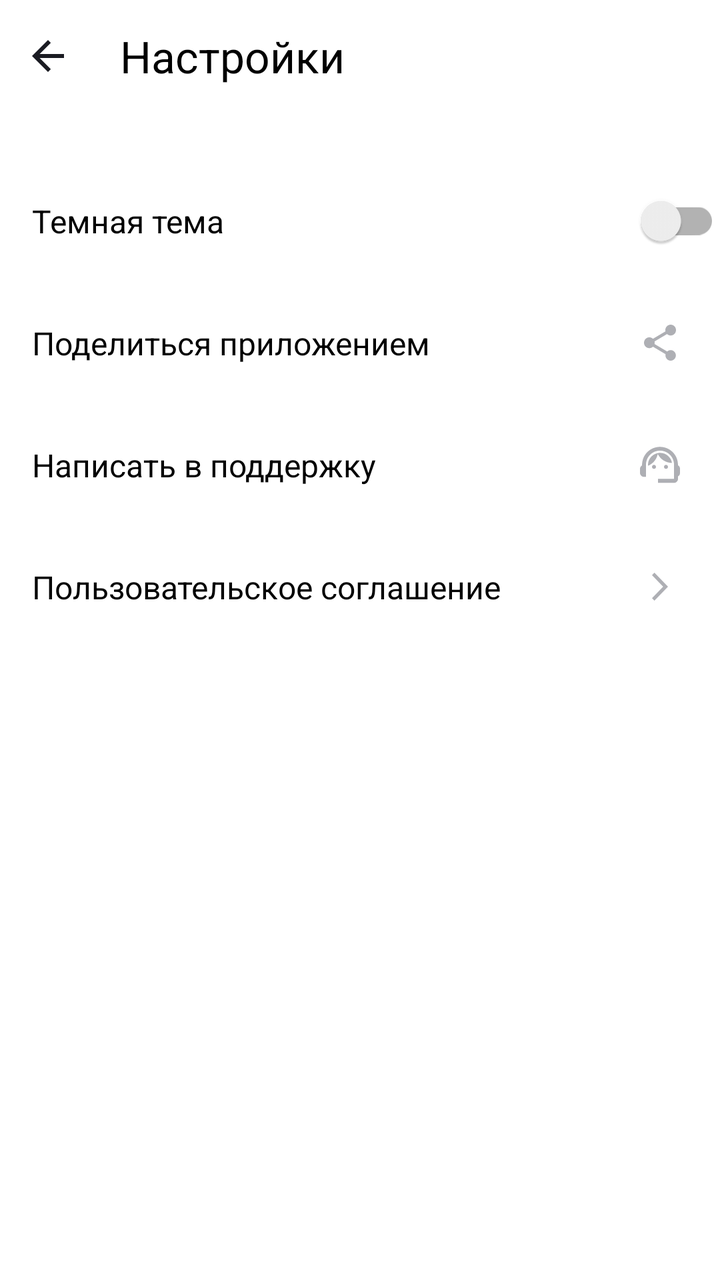
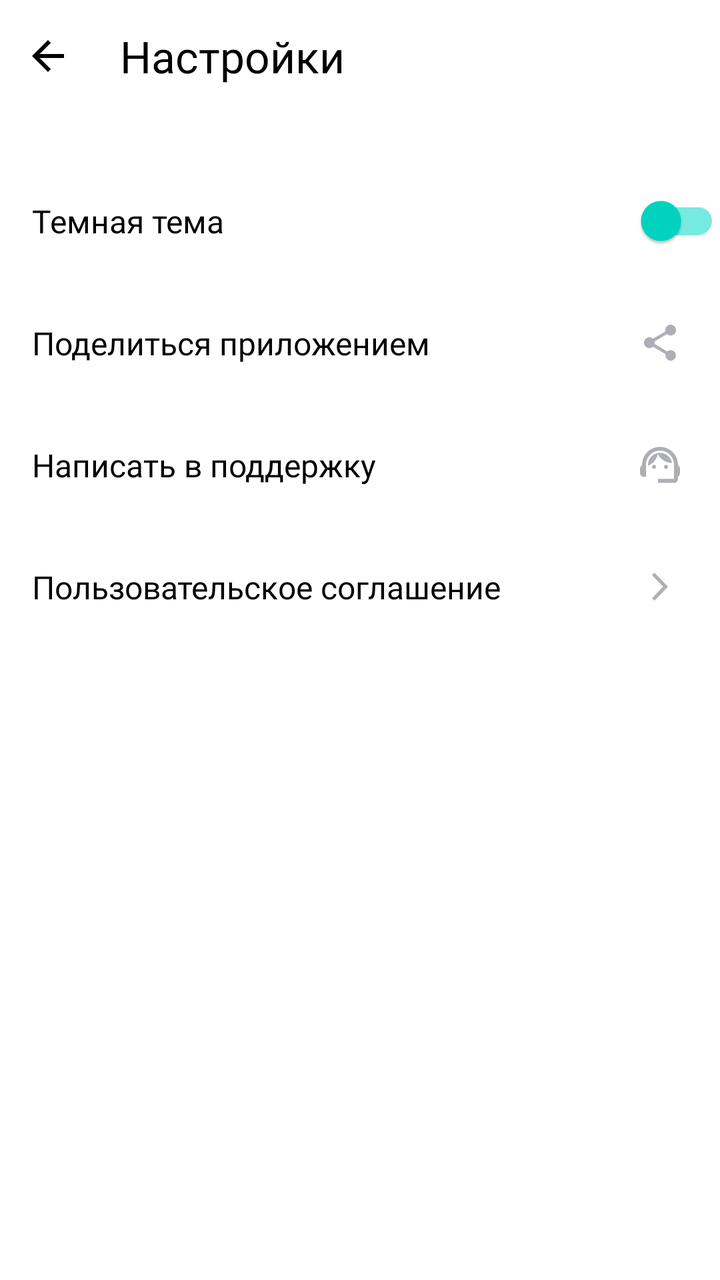

Compare the two renders of this Android layout. The source of the first and the diff that turns it into the second are given below.
<!-- AndroidManifest.xml: application theme Theme.MaterialComponents.DayNight.NoActionBar -->
<!-- res/layout/activity_settings.xml -->
<?xml version="1.0" encoding="utf-8"?>
<androidx.appcompat.widget.LinearLayoutCompat xmlns:android="http://schemas.android.com/apk/res/android"  xmlns:tools="http://schemas.android.com/tools"
    android:id="@+id/main"
    android:layout_width="match_parent"
    android:layout_height="match_parent"
    android:orientation="vertical"
    tools:context=".SettingsActivity">

    <LinearLayout
        android:layout_width="match_parent"
        android:layout_height="56dp"
        android:orientation="horizontal"
        android:gravity="center_vertical"
        >
        <ImageView
            android:id="@+id/settings_back_button"
            android:foreground="?attr/selectableItemBackground"
            android:layout_width="48dp"
            android:layout_height="48dp"
            android:padding="12dp"
            android:src="@drawable/ic_arrow_back_24"
            />

        <TextView
            android:layout_width="0dp"
            android:layout_height="wrap_content"
            android:layout_weight="1"
            android:paddingLeft="12dp"
            android:text="@string/button_settings_name"
            android:textColor="@color/black"
            android:textSize="@dimen/main_text_22"
            />

    </LinearLayout>

    <LinearLayout
        android:layout_width="match_parent"
        android:layout_height="wrap_content"
        android:paddingTop="24dp"
        android:orientation="vertical">

        <androidx.appcompat.widget.SwitchCompat
            android:layout_width="match_parent"
            android:layout_height="@dimen/settings_linerLayout_height"
            android:text="@string/settings_text_blackTheme"
            android:textSize="@dimen/settings_text_16"
            android:paddingLeft="@dimen/settings_text_paddingLeft"
            />

        <LinearLayout
            android:layout_width="match_parent"
            android:layout_height="@dimen/settings_linerLayout_height"
            android:orientation="horizontal"
            android:gravity="center_vertical"
            >

            <TextView
                android:layout_width="0dp"
                android:layout_height="wrap_content"
                android:layout_weight="1"
                android:paddingLeft="@dimen/settings_text_paddingLeft"
                android:text="@string/settings_text_share"
                android:textColor="@color/black"
                android:textSize="@dimen/settings_text_16"
                />

            <ImageView
                android:layout_width="@dimen/settings_image_width"
                android:layout_height="@dimen/settings_image_height"
                android:paddingRight="@dimen/settings_image_paddingRight"
                android:src="@drawable/ic_share_24"
                />
        </LinearLayout>

        <LinearLayout
            android:layout_width="match_parent"
            android:layout_height="@dimen/settings_linerLayout_height"
            android:orientation="horizontal"
            android:gravity="center_vertical"
            >

            <TextView
                android:layout_width="0dp"
                android:layout_height="wrap_content"
                android:layout_weight="1"
                android:paddingLeft="@dimen/settings_text_paddingLeft"
                android:text="@string/settings_text_support"
                android:textColor="@color/black"
                android:textSize="@dimen/settings_text_16"
                />

            <ImageView
                android:layout_width="@dimen/settings_image_width"
                android:layout_height="@dimen/settings_image_height"
                android:paddingRight="@dimen/settings_image_paddingRight"
                android:src="@drawable/ic_support_24"
                />
        </LinearLayout>

        <LinearLayout
            android:layout_width="match_parent"
            android:layout_height="@dimen/settings_linerLayout_height"
            android:orientation="horizontal"
            android:gravity="center_vertical"
            >

            <TextView
                android:layout_width="0dp"
                android:layout_height="wrap_content"
                android:layout_weight="1"
                android:paddingLeft="@dimen/settings_text_paddingLeft"
                android:text="@string/settings_text_userAgreement"
                android:textColor="@color/black"
                android:textSize="@dimen/settings_text_16"
                />

            <ImageView
                android:layout_width="@dimen/settings_image_width"
                android:layout_height="@dimen/settings_image_height"
                android:paddingRight="@dimen/settings_image_paddingRight"
                android:src="@drawable/ic_arrow_forward_24"
                />
        </LinearLayout>


    </LinearLayout>


</androidx.appcompat.widget.LinearLayoutCompat>
<!-- resources referenced by this layout -->
<resources>
  <color name="black">#FF000000</color>
  <dimen name="main_text_22">22sp</dimen>
  <dimen name="settings_image_height">24dp</dimen>
  <dimen name="settings_image_paddingRight">18dp</dimen>
  <dimen name="settings_image_width">42dp</dimen>
  <dimen name="settings_linerLayout_height">61dp</dimen>
  <dimen name="settings_text_16">16sp</dimen>
  <dimen name="settings_text_paddingLeft">16dp</dimen>
  <!-- drawable ic_arrow_back_24 (drawable) -->
  <vector xmlns:android="http://schemas.android.com/apk/res/android"
      android:width="24dp"
      android:height="24dp"
      android:viewportWidth="24"
      android:viewportHeight="24">
    <group>
      <clip-path
          android:pathData="M0,0h24v24h-24z"/>
      <path
          android:pathData="M20,11H7.83L13.42,5.41L12,4L4,12L12,20L13.41,18.59L7.83,13H20V11Z"
          android:fillColor="#1A1B22"/>
    </group>
  </vector>
  <!-- drawable ic_arrow_forward_24 (drawable) -->
  <vector xmlns:android="http://schemas.android.com/apk/res/android"
      android:width="24dp"
      android:height="24dp"
      android:viewportWidth="24"
      android:viewportHeight="24">
    <path
        android:pathData="M8,17.749L9.213,19L16,12L9.213,5L8,6.252L13.573,12L8,17.749Z"
        android:fillColor="#AEAFB4"/>
  </vector>
  <!-- drawable ic_share_24 (drawable) -->
  <vector xmlns:android="http://schemas.android.com/apk/res/android"
      android:width="24dp"
      android:height="24dp"
      android:viewportWidth="24"
      android:viewportHeight="24">
    <path
        android:pathData="M17.333,15.723C16.658,15.723 16.053,15.994 15.591,16.419L9.253,12.669C9.298,12.461 9.333,12.253 9.333,12.036C9.333,11.819 9.298,11.611 9.253,11.404L15.52,7.69C16,8.142 16.631,8.422 17.333,8.422C18.809,8.422 20,7.211 20,5.711C20,4.211 18.809,3 17.333,3C15.858,3 14.667,4.211 14.667,5.711C14.667,5.928 14.702,6.136 14.747,6.343L8.48,10.057C8,9.605 7.369,9.325 6.667,9.325C5.191,9.325 4,10.536 4,12.036C4,13.536 5.191,14.747 6.667,14.747C7.369,14.747 8,14.467 8.48,14.015L14.809,17.774C14.764,17.964 14.738,18.163 14.738,18.361C14.738,19.816 15.902,21 17.333,21C18.764,21 19.929,19.816 19.929,18.361C19.929,16.907 18.764,15.723 17.333,15.723Z"
        android:fillColor="#AEAFB4"/>
  </vector>
  <string name="button_settings_name">Настройки</string>
  <string name="settings_text_blackTheme">Темная тема</string>
  <string name="settings_text_share">Поделиться приложением</string>
  <string name="settings_text_support">Написать в поддержку</string>
  <string name="settings_text_userAgreement">Пользовательское соглашение</string>
  <!-- unchanged entries left out for length: 1 -->
</resources>

<!-- the commit's change to res/layout/activity_settings.xml (unified diff, before → after) -->
@@ -1,16 +1,14 @@
 <?xml version="1.0" encoding="utf-8"?>
-<androidx.appcompat.widget.LinearLayoutCompat xmlns:android="http://schemas.android.com/apk/res/android"  xmlns:tools="http://schemas.android.com/tools"
+<androidx.appcompat.widget.LinearLayoutCompat xmlns:android="http://schemas.android.com/apk/res/android"  xmlns:app="http://schemas.android.com/apk/res-auto" xmlns:tools="http://schemas.android.com/tools"
     android:id="@+id/main"
     android:layout_width="match_parent"
     android:layout_height="match_parent"
     android:orientation="vertical"
+    android:background="@color/LightDarkTheme"
     tools:context=".SettingsActivity">
 
-    <LinearLayout
-        android:layout_width="match_parent"
+    <LinearLayout style="@style/SettingsLinearLayoutStyle"
         android:layout_height="56dp"
-        android:orientation="horizontal"
-        android:gravity="center_vertical"
         >
         <ImageView
             android:id="@+id/settings_back_button"
@@ -19,15 +17,14 @@
             android:layout_height="48dp"
             android:padding="12dp"
             android:src="@drawable/ic_arrow_back_24"
+            app:tint="@color/LightDarkFont"
             />
 
-        <TextView
-            android:layout_width="0dp"
-            android:layout_height="wrap_content"
-            android:layout_weight="1"
+        <TextView style="@style/SettingsTextViewStyle"
             android:paddingLeft="12dp"
             android:text="@string/button_settings_name"
-            android:textColor="@color/black"
+            android:fontFamily="@font/ys_display_medium"
+            android:textFontWeight="500"
             android:textSize="@dimen/main_text_22"
             />
 
@@ -39,85 +36,53 @@
         android:paddingTop="24dp"
         android:orientation="vertical">
 
-        <androidx.appcompat.widget.SwitchCompat
+        <androidx.appcompat.widget.SwitchCompat style="@style/SettingsTextStyle"
             android:layout_width="match_parent"
             android:layout_height="@dimen/settings_linerLayout_height"
             android:text="@string/settings_text_blackTheme"
-            android:textSize="@dimen/settings_text_16"
             android:paddingLeft="@dimen/settings_text_paddingLeft"
+            app:thumbTint="@color/switchThumbTint"
+            app:trackTint="@color/switchTrackTint"
             />
 
-        <LinearLayout
-            android:layout_width="match_parent"
-            android:layout_height="@dimen/settings_linerLayout_height"
-            android:orientation="horizontal"
-            android:gravity="center_vertical"
+        <LinearLayout style="@style/SettingsLinearLayoutStyle"
             >
 
-            <TextView
-                android:layout_width="0dp"
-                android:layout_height="wrap_content"
-                android:layout_weight="1"
-                android:paddingLeft="@dimen/settings_text_paddingLeft"
+            <TextView style="@style/SettingsTextViewStyle"
                 android:text="@string/settings_text_share"
-                android:textColor="@color/black"
-                android:textSize="@dimen/settings_text_16"
                 />
 
-            <ImageView
-                android:layout_width="@dimen/settings_image_width"
-                android:layout_height="@dimen/settings_image_height"
-                android:paddingRight="@dimen/settings_image_paddingRight"
+            <ImageView  style="@style/SettingsImageViewIconStyle"
+                android:id="@+id/settings_share_button"
+                android:foreground="?attr/selectableItemBackground"
                 android:src="@drawable/ic_share_24"
                 />
         </LinearLayout>
 
-        <LinearLayout
-            android:layout_width="match_parent"
-            android:layout_height="@dimen/settings_linerLayout_height"
-            android:orientation="horizontal"
-            android:gravity="center_vertical"
+        <LinearLayout style="@style/SettingsLinearLayoutStyle"
             >
 
-            <TextView
-                android:layout_width="0dp"
-                android:layout_height="wrap_content"
-                android:layout_weight="1"
-                android:paddingLeft="@dimen/settings_text_paddingLeft"
+            <TextView style="@style/SettingsTextViewStyle"
                 android:text="@string/settings_text_support"
-                android:textColor="@color/black"
-                android:textSize="@dimen/settings_text_16"
                 />
 
-            <ImageView
-                android:layout_width="@dimen/settings_image_width"
-                android:layout_height="@dimen/settings_image_height"
-                android:paddingRight="@dimen/settings_image_paddingRight"
+            <ImageView style="@style/SettingsImageViewIconStyle"
+                android:id="@+id/settings_support_button"
+                android:foreground="?attr/selectableItemBackground"
                 android:src="@drawable/ic_support_24"
                 />
         </LinearLayout>
 
-        <LinearLayout
-            android:layout_width="match_parent"
-            android:layout_height="@dimen/settings_linerLayout_height"
-            android:orientation="horizontal"
-            android:gravity="center_vertical"
+        <LinearLayout style="@style/SettingsLinearLayoutStyle"
             >
 
-            <TextView
-                android:layout_width="0dp"
-                android:layout_height="wrap_content"
-                android:layout_weight="1"
-                android:paddingLeft="@dimen/settings_text_paddingLeft"
+            <TextView style="@style/SettingsTextViewStyle"
                 android:text="@string/settings_text_userAgreement"
-                android:textColor="@color/black"
-                android:textSize="@dimen/settings_text_16"
                 />
 
-            <ImageView
-                android:layout_width="@dimen/settings_image_width"
-                android:layout_height="@dimen/settings_image_height"
-                android:paddingRight="@dimen/settings_image_paddingRight"
+            <ImageView style="@style/SettingsImageViewIconStyle"
+                android:id="@+id/settings_arrow_forward_button"
+                android:foreground="?attr/selectableItemBackground"
                 android:src="@drawable/ic_arrow_forward_24"
                 />
         </LinearLayout>
<!-- resource entries referenced after the edit -->
@@ -1,6 +1,9 @@
 <!-- resources referenced by this layout -->
 <resources>
-  <color name="black">#FF000000</color>
+  <color name="LightDarkFont">#FF000000</color>
+  <color name="LightDarkTheme">#FFFFFFFF</color>
+  <color name="switchThumbTint">#00D6C3</color>
+  <color name="switchTrackTint">#76EAE0</color>
   <dimen name="main_text_22">22sp</dimen>
   <dimen name="settings_image_height">24dp</dimen>
   <dimen name="settings_image_paddingRight">18dp</dimen>
@@ -47,6 +50,29 @@
   <string name="settings_text_share">Поделиться приложением</string>
   <string name="settings_text_support">Написать в поддержку</string>
   <string name="settings_text_userAgreement">Пользовательское соглашение</string>
+  <style name="SettingsImageViewIconStyle">
+          <item name="android:layout_width">@dimen/settings_image_width</item>
+          <item name="android:layout_height">@dimen/settings_image_height</item>
+          <item name="android:paddingRight">@dimen/settings_image_paddingRight</item>
+      </style>
+  <style name="SettingsLinearLayoutStyle">
+          <item name="android:layout_width">match_parent</item>
+          <item name="android:layout_height">@dimen/settings_linerLayout_height</item>
+          <item name="android:orientation">horizontal</item>
+          <item name="android:gravity">center_vertical</item>
+      </style>
+  <style name="SettingsTextStyle">
+          <item name="android:textSize">@dimen/settings_text_16</item>
+          <item name="android:fontFamily">@font/ys_display_regular</item>
+          <item name="android:textFontWeight">400</item>
+          <item name="android:textColor">@color/LightDarkFont</item>
+      </style>
+  <style name="SettingsTextViewStyle" parent="SettingsTextStyle">
+          <item name="android:layout_width">0dp</item>
+          <item name="android:layout_height">wrap_content</item>
+          <item name="android:layout_weight">1</item>
+          <item name="android:paddingLeft">@dimen/settings_text_paddingLeft</item>
+      </style>
   <!-- unchanged entries left out for length: 1 -->
 </resources>
 
